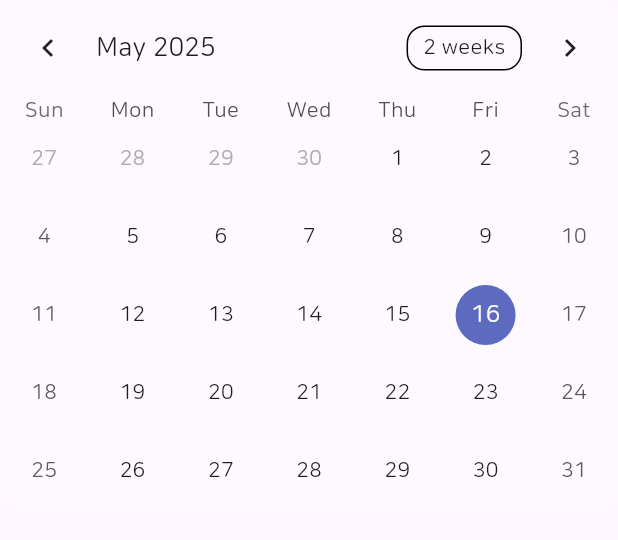
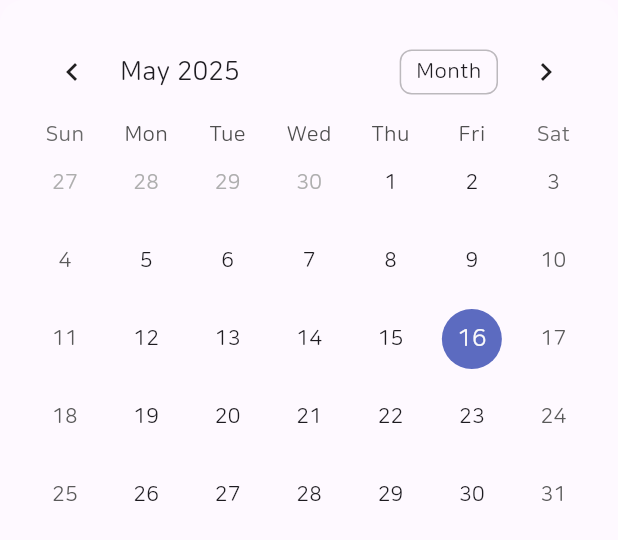
Before and after one commit to zihoo318/MoDit, a Flutter app: the MeetingCalendarCard widget shown alone on an empty page, opened directly, on a phone screen of 412 x 824 dp. Shown: the top 540 px of the screen. Run offline on Flutter 3.47's test engine with Material 3 defaults, Android fonts, the phone set to English and light mode, and no system bars; drawn by our look-alikes of table_calendar; our stand-ins replace firebase_core, firebase_database, permission_handler; missing offline and left inert: file_selector, flutter_sound; accounts and stored records are empty.

Commit message:
card_meeting_calendar 수정중_달력 월/2주/주간 뷰 전환

```diff
--- a/MoDitApp/lib/pages/card_meeting_calendar.dart
+++ b/MoDitApp/lib/pages/card_meeting_calendar.dart
@@ -12,6 +12,7 @@ class MeetingCalendarCard extends StatefulWidget {
 class _MeetingCalendarCardState extends State<MeetingCalendarCard> {
   DateTime selectedDate = DateTime.now();
   DateTime focusedDate = DateTime.now();
+  CalendarFormat _calendarFormat = CalendarFormat.month;
   final db = FirebaseDatabase.instance.ref();
   final Map<DateTime, List<String>> eventMap = {}; // 날짜별 미팅 제목 목록
 
@@ -55,12 +56,18 @@ class _MeetingCalendarCardState extends State<MeetingCalendarCard> {
         color: Colors.white.withOpacity(0.3),
         borderRadius: BorderRadius.circular(16),
       ),
-      child: TableCalendar(
+      padding: const EdgeInsets.all(16),
+      child: Column(
+        children: [
+          TableCalendar(
             firstDay: DateTime.utc(2020, 1, 1),
             lastDay: DateTime.utc(2030, 12, 31),
             focusedDay: focusedDate,
             selectedDayPredicate: (day) => isSameDay(selectedDate, day),
-        calendarFormat: CalendarFormat.month,
+            calendarFormat: _calendarFormat,
+            onFormatChanged: (format) {
+              setState(() => _calendarFormat = format);
+            },
             onDaySelected: (selected, focused) {
               setState(() {
                 selectedDate = selected;
@@ -73,6 +80,17 @@ class _MeetingCalendarCardState extends State<MeetingCalendarCard> {
             calendarStyle: const CalendarStyle(
               markerDecoration: BoxDecoration(color: Colors.redAccent, shape: BoxShape.circle),
             ),
+            headerStyle: HeaderStyle(
+              formatButtonVisible: true,
+              formatButtonShowsNext: false,
+              formatButtonTextStyle: const TextStyle(fontSize: 14),
+              formatButtonDecoration: BoxDecoration(
+                border: Border.all(color: Colors.black26),
+                borderRadius: BorderRadius.circular(8),
+              ),
+            ),
+          ),
+        ],
       ),
     );
   }
```
Also changed, not shown: MoDitApp/lib/pages/menu.dart (line endings or trailing spaces). Lines whose indentation alone changed are shown as unchanged.
